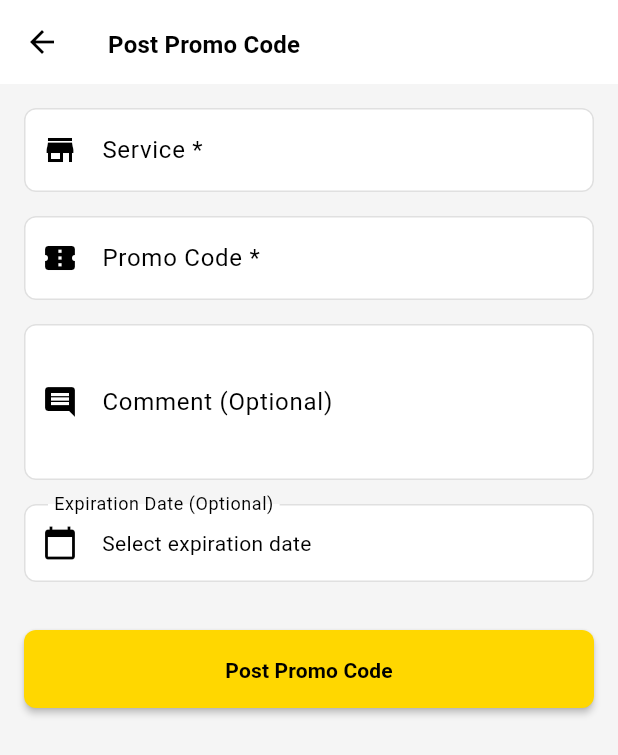
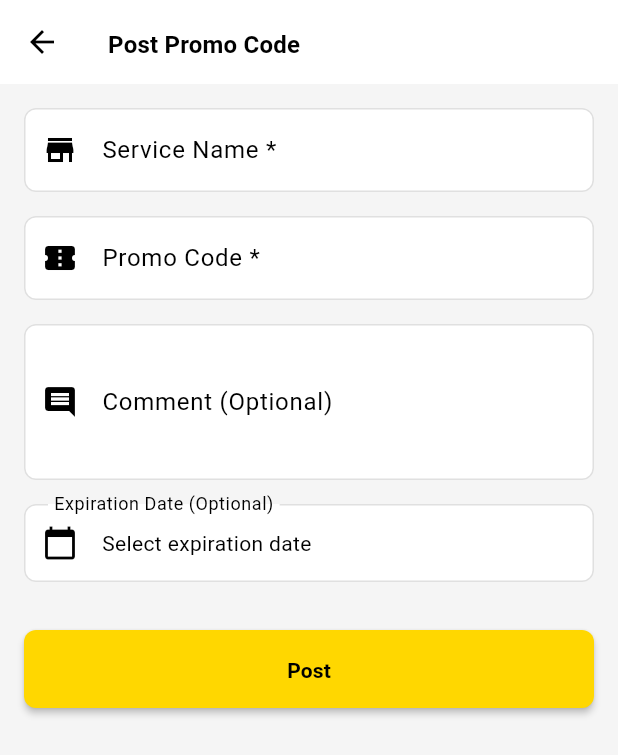
Before and after one commit to hashiroii/Arzan, a Flutter app: the screen it shows once a user with an empty profile is signed in, after a tap on the "add" icon, on a phone screen of 412 x 824 dp. Shown: the top 755 px of the screen. Run offline on Flutter 3.47's test engine with Material 3 defaults, Android fonts, the phone set to English and light mode, and no system bars; our stand-ins replace cached_network_image, carousel_slider, cloud_firestore, dartz, equatable, firebase_auth and 6 more; accounts and stored records are empty.

Commit message:
fix: status display, blocking functionality, and add translations
- Fix status to only show Active when promo code is not expired
- Fix blocking functionality to properly handle Either result and refresh promo codes
- Add translations to post page (all form fields and messages)
- Add translations to home page (empty state message)
- Add missing translation keys for post page

```diff
--- a/lib/core/utils/translations.dart
+++ b/lib/core/utils/translations.dart
@@ -102,6 +102,12 @@ class Translations {
   static String get userNotFound => translate('user_not_found');
   static String get credibility => translate('credibility');
   static String get by => translate('by');
+  static String get searchService => translate('search_service');
+  static String get enterPromoCode => translate('enter_promo_code');
+  static String get pleaseEnterPromoCode => translate('please_enter_promo_code');
+  static String get optional => translate('optional');
+  static String get addComment => translate('add_comment');
+  static String get failedToCreatePromoCode => translate('failed_to_create_promo_code');
 }
 
 final translationsProvider = FutureProvider<void>((ref) async {
--- a/lib/features/promo_codes/presentation/pages/home_page.dart
+++ b/lib/features/promo_codes/presentation/pages/home_page.dart
@@ -180,7 +180,7 @@ class _HomePageState extends ConsumerState<HomePage> {
                           ),
                           const SizedBox(height: 16),
                           Text(
-                            'No promo codes found',
+                            Translations.noPromoCodes,
                             style: Theme.of(context).textTheme.titleLarge,
                           ),
                         ],
--- a/lib/features/promo_codes/presentation/pages/post_page.dart
+++ b/lib/features/promo_codes/presentation/pages/post_page.dart
@@ -4,6 +4,7 @@ import '../../domain/entities/promo_code.dart';
 import '../../../auth/presentation/providers/auth_provider.dart';
 import '../providers/promo_code_provider.dart';
 import '../../../../core/data/services_data.dart';
+import '../../../../core/utils/translations.dart';
 
 class PostPage extends ConsumerStatefulWidget {
   const PostPage({super.key});
@@ -60,7 +61,7 @@ class _PostPageState extends ConsumerState<PostPage> {
     if (currentUser == null) {
       ScaffoldMessenger.of(
         context,
-      ).showSnackBar(const SnackBar(content: Text('Please sign in to post')));
+      ).showSnackBar(SnackBar(content: Text(Translations.pleaseSignInToPost)));
       return;
     }
 
@@ -70,7 +71,7 @@ class _PostPageState extends ConsumerState<PostPage> {
 
     if (_selectedService == null) {
       ScaffoldMessenger.of(context).showSnackBar(
-        const SnackBar(content: Text('Please select a service')),
+        SnackBar(content: Text(Translations.pleaseSelectService)),
       );
       setState(() {
         _isSubmitting = false;
@@ -98,7 +99,7 @@ class _PostPageState extends ConsumerState<PostPage> {
         ScaffoldMessenger.of(context).showSnackBar(
           SnackBar(
             content: Text(
-              'Error: ${failure.message ?? 'Failed to create promo code'}',
+              '${Translations.error}: ${failure.message ?? Translations.failedToCreatePromoCode}',
             ),
           ),
         );
@@ -108,7 +109,7 @@ class _PostPageState extends ConsumerState<PostPage> {
       },
       (created) {
         ScaffoldMessenger.of(context).showSnackBar(
-          const SnackBar(content: Text('Promo code posted successfully!')),
+          SnackBar(content: Text(Translations.promoCodePostedSuccess)),
         );
         ref
             .read(promoCodesNotifierProvider.notifier)
@@ -121,7 +122,7 @@ class _PostPageState extends ConsumerState<PostPage> {
   @override
   Widget build(BuildContext context) {
     return Scaffold(
-      appBar: AppBar(title: const Text('Post Promo Code')),
+      appBar: AppBar(title: Text(Translations.postPromoCode)),
       body: SingleChildScrollView(
         padding: const EdgeInsets.all(16),
         child: Form(
@@ -151,8 +152,8 @@ class _PostPageState extends ConsumerState<PostPage> {
                     controller: textEditingController,
                     focusNode: focusNode,
                     decoration: InputDecoration(
-                      labelText: 'Service *',
-                      hintText: 'Search for a service...',
+                      labelText: '${Translations.serviceName} *',
+                      hintText: Translations.searchService,
                       prefixIcon: const Icon(Icons.store),
                       suffixIcon: _selectedService != null
                           ? IconButton(
@@ -168,7 +169,7 @@ class _PostPageState extends ConsumerState<PostPage> {
                     ),
                     validator: (value) {
                       if (_selectedService == null) {
-                        return 'Please select a service';
+                        return Translations.pleaseSelectService;
                       }
                       return null;
                     },
@@ -229,7 +230,7 @@ class _PostPageState extends ConsumerState<PostPage> {
                 Padding(
                   padding: const EdgeInsets.only(top: 8),
                   child: Chip(
-                    label: Text('Selected: $_selectedService'),
+                    label: Text('${Translations.selected}: $_selectedService'),
                     avatar: const Icon(Icons.check_circle, size: 18),
                     onDeleted: () {
                       setState(() {
@@ -244,14 +245,14 @@ class _PostPageState extends ConsumerState<PostPage> {
               TextFormField(
                 controller: _codeController,
                 decoration: const InputDecoration(
-                  labelText: 'Promo Code *',
-                  hintText: 'Enter the promo code',
+                  labelText: '${Translations.promoCode} *',
+                  hintText: Translations.enterPromoCode,
                   prefixIcon: Icon(Icons.confirmation_number),
                 ),
                 textCapitalization: TextCapitalization.characters,
                 validator: (value) {
                   if (value == null || value.trim().isEmpty) {
-                    return 'Please enter promo code';
+                    return Translations.pleaseEnterPromoCode;
                   }
                   return null;
                 },
@@ -262,8 +263,8 @@ class _PostPageState extends ConsumerState<PostPage> {
               TextFormField(
                 controller: _commentController,
                 decoration: const InputDecoration(
-                  labelText: 'Comment (Optional)',
-                  hintText: 'Add any additional information',
+                  labelText: '${Translations.comment} (${Translations.optional})',
+                  hintText: Translations.addComment,
                   prefixIcon: Icon(Icons.comment),
                 ),
                 maxLines: 3,
@@ -275,12 +276,12 @@ class _PostPageState extends ConsumerState<PostPage> {
                 onTap: _selectExpirationDate,
                 child: InputDecorator(
                   decoration: const InputDecoration(
-                    labelText: 'Expiration Date (Optional)',
+                    labelText: '${Translations.expirationDate} (${Translations.optional})',
                     prefixIcon: Icon(Icons.calendar_today),
                   ),
                   child: Text(
                     _expirationDate == null
-                        ? 'Select expiration date'
+                        ? Translations.selectExpirationDate
                         : '${_expirationDate!.day}/${_expirationDate!.month}/${_expirationDate!.year} ${_expirationDate!.hour}:${_expirationDate!.minute.toString().padLeft(2, '0')}',
                   ),
                 ),
@@ -295,7 +296,7 @@ class _PostPageState extends ConsumerState<PostPage> {
                       });
                     },
                     icon: const Icon(Icons.clear),
-                    label: const Text('Clear expiration date'),
+                    label: Text(Translations.clearExpirationDate),
                   ),
                 ),
               const SizedBox(height: 32),
@@ -312,7 +313,7 @@ class _PostPageState extends ConsumerState<PostPage> {
                         width: 20,
                         child: CircularProgressIndicator(strokeWidth: 2),
                       )
-                    : const Text('Post Promo Code'),
+                    : Text(Translations.post),
               ),
             ],
           ),
```
Also changed, not shown: assets/translations/en.json (+7 -1 lines), assets/translations/ru.json (+7 -1 lines), lib/features/promo_codes/presentation/pages/details_page.dart (+13 -1 lines).
